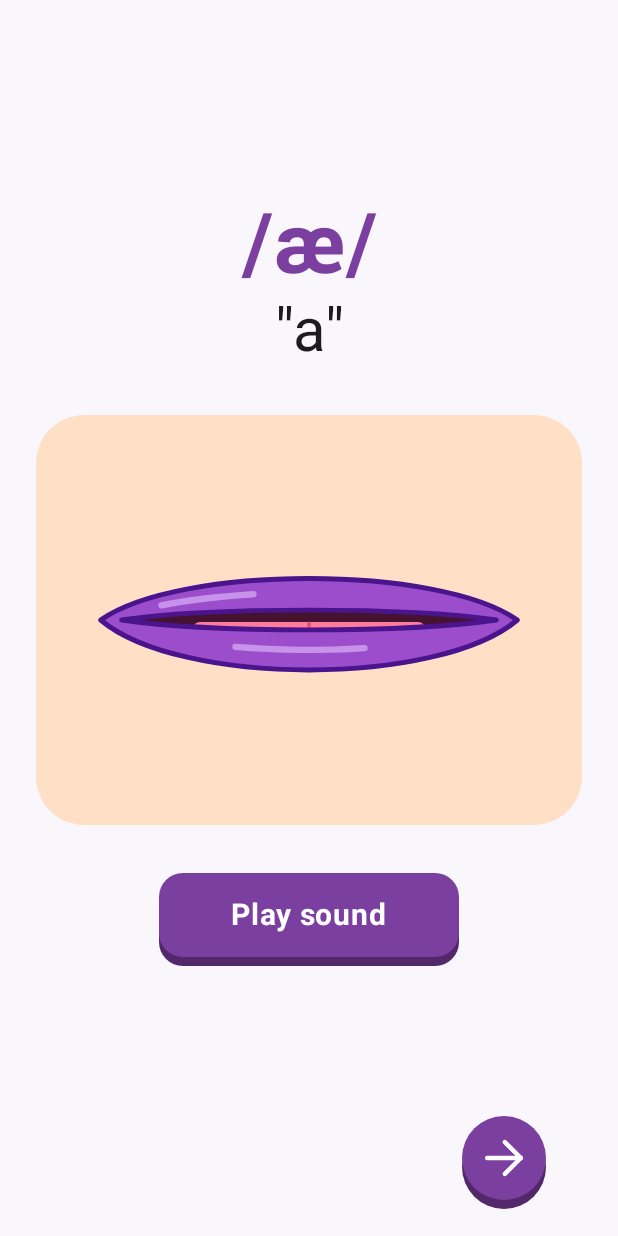
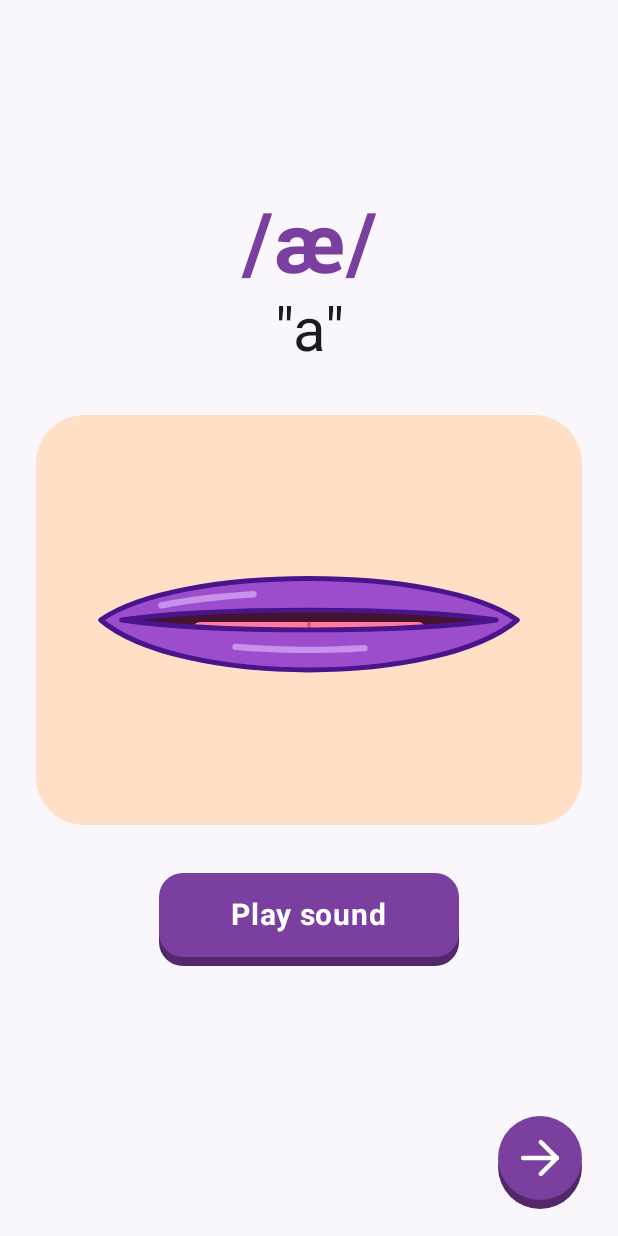
Before and after one commit to elimu-ai/visemes, an Android app built with Jetpack Compose: the @Preview function NextSoundPreview, on a phone screen of 412 x 824 dp. Run offline under Robolectric (Android 15) with nearby library versions, the phone set to English and light mode, and no system bars.

Commit message:
Revert "style: double the horizontal padding of the Next button"
This reverts commit 23848e643a47fb0a3d8f5c99417de6772eff4eb2.

```diff
--- a/app/src/main/java/ai/elimu/visemes/ui/LetterSoundVisemeScreen.kt
+++ b/app/src/main/java/ai/elimu/visemes/ui/LetterSoundVisemeScreen.kt
@@ -138,7 +138,7 @@ fun LetterSoundVisemeScreen(
                 modifier = Modifier
                     .align(Alignment.BottomEnd)
                     .safeDrawingPadding()
-                    .padding(horizontal = 48.dp, vertical = 24.dp)
+                    .padding(24.dp)
             ) {
                 NextSoundButton(onClick = onNextSound)
             }
```
